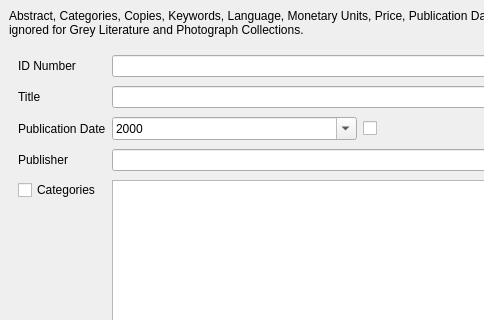
The window that UI/biblioteq_allinfo.ui (textbrowser/biblioteq) describes before a commit, drawn with Qt 5; both pictures show x 0 to 484 and y 0 to 320 of the 640 by 1005 pixel window.
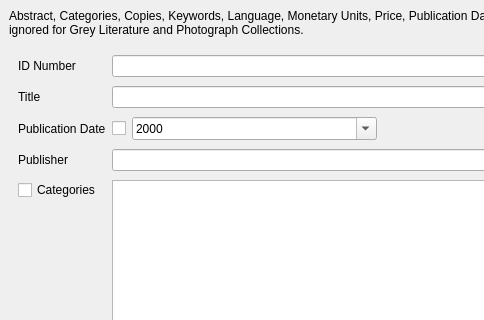
The same window after the commit. Icons and pictures are not drawn.

Commit message: Do not disable Publication Date if the adjacent check box is not checked.

Patch:
```diff
--- a/UI/biblioteq_allinfo.ui
+++ b/UI/biblioteq_allinfo.ui
@@ -85,6 +85,16 @@
            </item>
            <item row="2" column="1">
             <layout class="QHBoxLayout">
+             <item>
+              <widget class="QCheckBox" name="publication_date_enabled">
+               <property name="toolTip">
+                <string>&lt;html&gt;&lt;head/&gt;&lt;body&gt;&lt;p&gt;Include the Publication Date in the search query.&lt;/p&gt;&lt;/body&gt;&lt;/html&gt;</string>
+               </property>
+               <property name="text">
+                <string/>
+               </property>
+              </widget>
+             </item>
              <item>
               <widget class="QDateEdit" name="publication_date">
                <property name="sizePolicy">
@@ -101,13 +111,6 @@
                </property>
               </widget>
              </item>
-             <item>
-              <widget class="QCheckBox" name="publication_date_enabled">
-               <property name="text">
-                <string/>
-               </property>
-              </widget>
-             </item>
              <item>
               <spacer>
                <property name="orientation">
```
Left out of the diff: 2 changed lines with no effect on the pictures. The commit also changes 3 other files.
